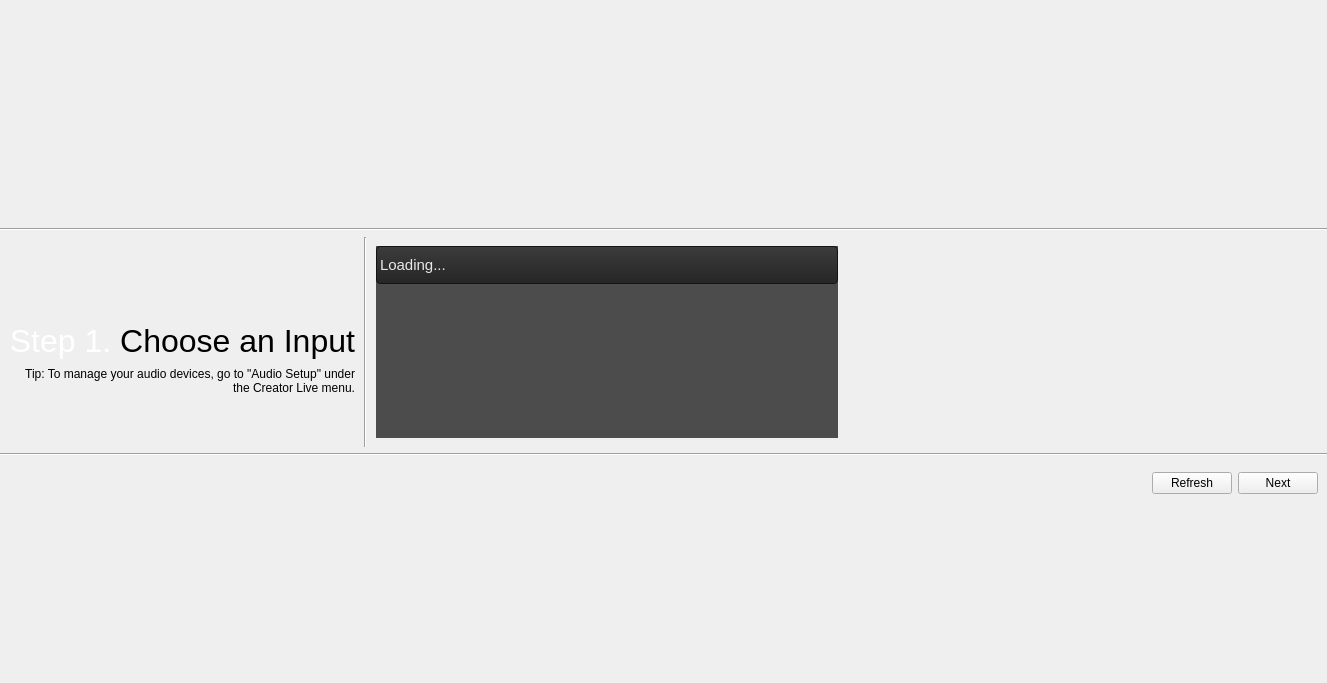
This is liblivewidgets/newinput.ui in jocelyn-stericker/creator-live as Qt 5 draws it before an edit. The edited form follows.
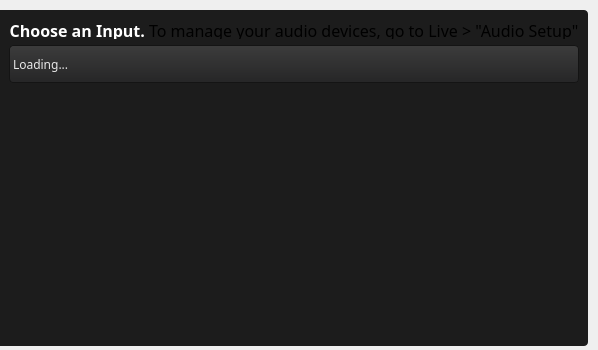
This is the edited form.

The edit to the form file:
```diff
--- a/liblivewidgets/newinput.ui
+++ b/liblivewidgets/newinput.ui
@@ -6,14 +6,20 @@
    <rect>
     <x>0</x>
     <y>0</y>
-    <width>1327</width>
-    <height>683</height>
+    <width>598</width>
+    <height>350</height>
    </rect>
   </property>
   <property name="minimumSize">
    <size>
     <width>0</width>
-    <height>300</height>
+    <height>350</height>
+   </size>
+  </property>
+  <property name="maximumSize">
+   <size>
+    <width>16777215</width>
+    <height>350</height>
    </size>
   </property>
   <property name="windowTitle">
@@ -28,155 +34,453 @@
   <property name="frameShadow">
    <enum>QFrame::Plain</enum>
   </property>
-  <layout class="QGridLayout" name="gridLayout">
+  <layout class="QVBoxLayout" name="verticalLayout_2">
+   <property name="spacing">
+    <number>0</number>
+   </property>
    <property name="leftMargin">
     <number>0</number>
    </property>
+   <property name="topMargin">
+    <number>10</number>
+   </property>
    <property name="rightMargin">
-    <number>0</number>
+    <number>10</number>
    </property>
-   <property name="horizontalSpacing">
-    <number>0</number>
+   <property name="bottomMargin">
+    <number>4</number>
    </property>
-   <item row="6" column="0" colspan="6">
-    <widget class="Line" name="line">
-     <property name="orientation">
-      <enum>Qt::Horizontal</enum>
+   <item>
+    <widget class="QFrame" name="frame">
+     <property name="styleSheet">
+      <string notr="true">* {
+    background: #4d4c4d;
+    font-family: handelgotdlig;
+    font-weight: 200;
+}
+
+
+
+ QComboBox {
+     border: 1px solid #141414;
+     border-radius: 4px;
+     padding: 1px 18px 1px 3px;
+     min-width: 6em;
+     color: #e8e8e8;
+ }
+
+ QComboBox:editable {
+    background: #5b5a5b
+ }
+
+ QComboBox:!editable, QComboBox::drop-down:editable {
+      background: qlineargradient(x1: 0, y1: 0, x2: 0, y2: 1,
+      stop: 0 #3c3c3c, stop: 1 #262627);
+ }
+
+ /* QComboBox gets the &quot;on&quot; state when the popup is open */
+ QComboBox:!editable:on, QComboBox::drop-down:editable:on {
+     background: #5b5a5b
+ }
+
+ QComboBox:on { /* shift the text when the popup opens */
+     padding-top: 3px;
+     padding-left: 4px;
+ }
+
+ QComboBox::drop-down {
+     subcontrol-origin: padding;
+     subcontrol-position: top right;
+     width: 15px;
+
+     border-left-width: 1px;
+     border-left-color: darkgray;
+     border-left-style: solid; /* just a single line */
+     border-top-right-radius: 3px; /* same radius as the QComboBox */
+     border-bottom-right-radius: 3px;
+ }
+
+QComboBox QAbstractItemView {
+    border: 1px solid #141414;
+    selection-background-color: #5b5a5b;
+}
+
+ QSpinBox {
+     /*padding-right: 15px; make room for the arrows */
+     background-color: qlineargradient(x1: 0, y1: 0, x2: 0, y2: 1,
+                                      stop: 0 #3c3c3c, stop: 1 #262627);
+    color: #e8e8e8;
+     border: none;
+     border-radius: 4px;
+     /*border-width: 3;*/
+}
+
+QSpinBox::up-button {
+    border: none;
+}
+
+QSpinBox::down-button {
+    border: none;
+}
+
+QLineEdit {
+    border: 1px solid #141414;
+    border-radius: 4px;
+    color: #e8e8e8;
+    background-color: qlineargradient(x1: 0, y1: 0, x2: 0, y2: 1,
+                                     stop: 0 #3c3c3c, stop: 1 #262627);
+    selection-background-color: #e8e8e8;
+    selection-color: #262627
+}
+
+QProgressBar {
+    border: 1px solid #141414;
+    border-radius: 4px;
+    text-align: center;
+ }
+
+
+ QProgressBar::chunk {
+    background-color: qlineargradient(x1: 0, y1: 0, x2: 0, y2: 1,
+                                      stop: 0 #3c3c3c, stop: 1 #262627);
+    width: 20px;
+ }
+
+QFrame, QLabel, QToolTip {
+   color: #e5e5e5;
+   /*border: 1px solid #141414;*/
+}
+
+QFrame[style=&quot;plain&quot;] {
+    border: 100px solid pink;
+}
+
+QAbstractButton {
+   padding: 3px;
+   border: 1px solid #141414;
+   border-radius: 4px;
+   background-color: qlineargradient(x1: 0, y1: 0, x2: 0, y2: 1,
+                                     stop: 0 #3c3c3c, stop: 1 #262627);
+    color: #e8e8e8;
+}
+QAbstractButton::hover {
+   background-color: #5b5a5b;
+}
+
+QAbstractButton::disabled {
+    color: #262627;
+}
+
+QAbstractButton::checked {
+    background-color: #1c1c1c;
+}
+
+ QTabWidget::pane { /* The tab widget frame */
+     border-top: 1px solid #141414;
+     position: absolute;
+     top: -0.5em;
+ }
+
+ QTabWidget::tab-bar {
+     alignment: center;
+ }
+
+ /* Style the tab using the tab sub-control. Note that
+     it reads QTabBar _not_ QTabWidget */
+ QTabBar::tab {
+ background-color: qlineargradient(x1: 0, y1: 0, x2: 0, y2: 1,
+                                   stop: 0 #3c3c3c, stop: 1 #262627);
+
+    border: 1px solid #141414;
+
+     /*border: 2px solid #C4C4C3;
+     border-bottom-color: #C2C7CB; same as the pane color */
+     border-top-left-radius: 4px;
+     border-top-right-radius: 4px;
+     min-width: 8ex;
+     padding: 2px;
+     color: #e8e8e8;
+ }
+
+ QTabBar::tab:selected, QTabBar::tab:hover {
+     background: #5b5a5b;
+ }
+
+ QTabBar::tab:selected {
+     border-color: #5b5a5b;
+     color: #141414;
+     /*border-bottom-color: #C2C7CB; same as pane color */
+ }
+
+ QSlider::groove:horizontal {
+ border: 1px solid #141414;
+     height: 8px; /* the groove expands to the size of the slider by default. by giving it a height, it has a fixed size */
+     background-color: qlineargradient(x1: 0, y1: 0, x2: 0, y2: 1,
+                                       stop: 0 #3c3c3c, stop: 1 #262627);
+     margin: 2px 0;
+ }
+
+ QSlider::handle:horizontal {
+ background-color: qlineargradient(x1: 0, y1: 0, x2: 0, y2: 1,
+                                   stop: 0 #3c3c3c, stop: 1 #262627);     border: 1px solid #5c5c5c;
+     width: 18px;
+     /*margin: -2px 0;  handle is placed by default on the contents rect of the groove. Expand outside the groove */
+     border-radius: 3px;
+ }
+
+  QScrollBar:vertical {
+      border: 0px solid transparent;
+      background: transparent;
+      width: 4px;
+      margin: 0px 0 0px 0;
+  }
+  QScrollBar::handle:vertical {
+      background: #e8e8e8;
+      min-width: 20px;
+      border: 2px solid #e8e8e8;
+      border-radius: 2px;
+  }
+  QScrollBar::add-line:vertical {
+      border: 0px solid transparent;
+      background: transparent;
+      height: 0px;
+      subcontrol-position: bottom;
+      subcontrol-origin: margin;
+  }
+
+  QScrollBar::sub-line:vertical {
+      border: 0px solid transparent;
+      background: transparent;
+      height: 0px;
+      subcontrol-position: top;
+      subcontrol-origin: margin;
+  }
+  QScrollBar::up-arrow:vertical, QScrollBar::down-arrow:vertical {
+      border: 0px solid grey;
+      width: 0px;
+      height: 0px;
+      background: white;
+  }
+
+  QScrollBar::add-page:vertical, QScrollBar::sub-page:vertical {
+      background: none;
+  }
+
+
+
+  QScrollBar:horizontal {
+      border: 0px solid transparent;
+      background: transparent;
+      height: 4px;
+      margin: 0px 0 0px 0;
+  }
+  QScrollBar::handle:horizontal{
+      background: #e8e8e8;
+      min-height: 20px;
+      border: 2px solid #e8e8e8;
+      border-radius: 2px;
+  }
+  QScrollBar::add-line:horizontal {
+      border: 0px solid transparent;
+      background: transparent;
+      height: 0px;
+      subcontrol-position: bottom;
+      subcontrol-origin: margin;
+  }
+
+  QScrollBar::sub-line:horizontal {
+      border: 0px solid transparent;
+      background: transparent;
+      height: 0px;
+      subcontrol-position: top;
+      subcontrol-origin: margin;
+  }
+  QScrollBar::up-arrow:horizontal, QScrollBar::down-arrow:horizontal {
+      border: 0px solid grey;
+      width: 0px;
+      height: 0px;
+      background: white;
+  }
+
+  QScrollBar::add-page:vertical, QScrollBar::sub-page:vertical {
+      background: none;
+  }
+
+
+
+
+
+QSlider::groove:horizontal {
+border: 1px solid #bbb;
+background: white;
+height: 20px;
+border-radius: 4px;
+}
+
+QSlider::groove:vertical {
+border: 1px solid #bbb;
+background: white;
+width: 50px;
+border-radius: 4px;
+}
+
+QSlider::sub-page:horizontal {
+background: qlineargradient(x1: 0, y1: 0,    x2: 0, y2: 1,
+    stop: 0 #444, stop: 1 #bbb);
+background: qlineargradient(x1: 0, y1: 0.2, x2: 1, y2: 1,
+    stop: 0 #bbb, stop: 1 #555);
+border: 0px solid #777;
+height: 40px;
+border-radius: 4px;
+border-top-left-radius: 4px;
+border-top-right-radius: 0px;
+border-bottom-left-radius: 4px;
+border-bottom-right-radius: 0px;
+}
+
+QSlider::sub-page:vertical {
+background: qlineargradient(x1: 0, y1: 1,    x2: 0, y2: 0,
+    stop: 0 #bbb, stop: 1 #444);
+background: qlineargradient(x1: 0, y1: 1, x2: 1, y2: 0.2,
+    stop: 0 #555, stop: 1 #bbb);
+border: 0px solid #777;
+width: 53px;
+border-top-left-radius: 4px;
+border-top-right-radius: 4px;
+border-bottom-left-radius: 0px;
+border-bottom-right-radius: 0px;
+}
+
+QSlider::add-page:horizontal {
+background: qlineargradient(x1: 0, y1: 1,    x2: 0, y2: 0,
+    stop: 0 #bbb, stop: 1 #444);
+background: qlineargradient(x1: 0, y1: 1, x2: 1, y2: 0.2,
+    stop: 0 #555, stop: 1 #bbb);
+border: 0px solid #777;
+height: 40px;
+border-top-left-radius: 0px;
+border-top-right-radius: 4px;
+border-bottom-left-radius: 0px;
+border-bottom-right-radius: 4px;
+}
+
+QSlider::add-page:vertical {
+background: qlineargradient(x1: 0, y1: 1,    x2: 0, y2: 0,
+    stop: 0 #444, stop: 1 #bbb);
+background: qlineargradient(x1: 1, y1: 1, x2: 0, y2: 0.2,
+    stop: 0 #bbb, stop: 1 #555);
+border: 0px solid #777;
+width: 53px;
+border-top-left-radius: 0px;
+border-top-right-radius: 0px;
+border-bottom-left-radius: 4px;
+border-bottom-right-radius: 4px;
+}
+
+QSlider::handle:horizontal {
+     background-color: qlineargradient(x1: 0, y1: 0, x2: 0, y2: 1,
+                                      stop: 0 #3c3c3c, stop: 1 #262627);
+border: 1px solid #777;
+width: 53px;
+margin-top: -2px;
+margin-bottom: -2px;
+border-radius: 10px;
+margin: 2px;
+}
+
+QSlider::handle:vertical {
+     background-color: qlineargradient(x1: 0, y1: 0, x2: 0, y2: 1,
+                                      stop: 0 #3c3c3c, stop: 1 #262627);
+border: 1px solid #777;
+height: 33px;
+margin-top: -2px;
+margin-bottom: -2px;
+border-radius: 10px;
+margin: 2px;
+}
+
+QSlider::sub-page:horizontal:disabled {
+background: #bbb;
+border-color: #999;
+}
+
+QSlider::sub-page:vertical:disabled {
+background: #bbb;
+border-color: #999;
+}
+
+QSlider::add-page:horizontal:disabled {
+background: #eee;
+border-color: #999;
+}
+
+QSlider::add-page:vertical:disabled {
+background: #eee;
+border-color: #999;
+}
+
+QSlider::handle:horizontal:disabled {
+background: #eee;
+border: 1px solid #aaa;
+border-radius: 4px;
+}
+
+QSlider::handle:vertical:disabled {
+background: #eee;
+border: 1px solid #aaa;
+border-radius: 4px;
+}
+
+QFrame {
+background: #1c1c1c;
+border-top-left-radius: 0px;
+border-bottom-left-radius: 0px;
+border-top-right-radius: 4px;
+border-bottom-right-radius: 4px;
+}
+
+QListWidget {
+background: #1c1c1c;
+}</string>
      </property>
-    </widget>
-   </item>
-   <item row="5" column="0">
-    <widget class="QWidget" name="Awidget" native="true">
-     <layout class="QGridLayout" name="gridLayout_2">
-      <item row="2" column="0">
-       <widget class="QLabel" name="label_4">
-        <property name="minimumSize">
-         <size>
-          <width>0</width>
-          <height>38</height>
-         </size>
-        </property>
-        <property name="maximumSize">
-         <size>
-          <width>16777215</width>
-          <height>38</height>
-         </size>
-        </property>
-        <property name="text">
-         <string>&lt;html&gt;&lt;head/&gt;&lt;body&gt;&lt;p&gt;&lt;span style=&quot; font-size:24pt; color:#ffffff;&quot;&gt;Step 1. &lt;/span&gt;&lt;span style=&quot; font-size:24pt; color:#000000;&quot;&gt;Choose an Input&lt;/span&gt;&lt;/p&gt;&lt;/body&gt;&lt;/html&gt;</string>
-        </property>
-        <property name="alignment">
-         <set>Qt::AlignRight|Qt::AlignTrailing|Qt::AlignVCenter</set>
-        </property>
-       </widget>
-      </item>
-      <item row="3" column="0">
+     <property name="frameShape">
+      <enum>QFrame::NoFrame</enum>
+     </property>
+     <property name="frameShadow">
+      <enum>QFrame::Plain</enum>
+     </property>
+     <layout class="QVBoxLayout" name="verticalLayout">
+      <item>
        <widget class="QLabel" name="label_5">
+        <property name="sizePolicy">
+         <sizepolicy hsizetype="Preferred" vsizetype="Fixed">
+          <horstretch>0</horstretch>
+          <verstretch>0</verstretch>
+         </sizepolicy>
+        </property>
         <property name="minimumSize">
          <size>
           <width>0</width>
-          <height>64</height>
+          <height>20</height>
          </size>
         </property>
         <property name="maximumSize">
          <size>
           <width>16777215</width>
-          <height>64</height>
+          <height>20</height>
          </size>
         </property>
         <property name="text">
-         <string>Tip: To manage your audio devices, go to &quot;Audio Setup&quot; under the Creator Live menu.</string>
+         <string>&lt;html&gt;&lt;head/&gt;&lt;body&gt;&lt;p&gt;&lt;span style=&quot; font-size:12pt; font-weight:600; color:#ffffff;&quot;&gt;Choose an Input. &lt;/span&gt;&lt;span style=&quot; font-size:12pt; color:#000000;&quot;&gt;To manage your audio devices, go to Live &amp;gt; &amp;quot;Audio Setup&amp;quot;&lt;/span&gt;&lt;/p&gt;&lt;/body&gt;&lt;/html&gt;</string>
         </property>
         <property name="alignment">
-         <set>Qt::AlignRight|Qt::AlignTop|Qt::AlignTrailing</set>
+         <set>Qt::AlignHCenter|Qt::AlignTop</set>
         </property>
         <property name="wordWrap">
          <bool>true</bool>
         </property>
        </widget>
       </item>
-      <item row="1" column="0">
-       <widget class="QLabel" name="label_2">
-        <property name="minimumSize">
-         <size>
-          <width>0</width>
-          <height>64</height>
-         </size>
-        </property>
-        <property name="maximumSize">
-         <size>
-          <width>16777215</width>
-          <height>64</height>
-         </size>
-        </property>
-        <property name="text">
-         <string/>
-        </property>
-       </widget>
-      </item>
-      <item row="0" column="0">
-       <spacer name="verticalSpacer_3">
-        <property name="orientation">
-         <enum>Qt::Vertical</enum>
-        </property>
-        <property name="sizeHint" stdset="0">
-         <size>
-          <width>20</width>
-          <height>0</height>
-         </size>
-        </property>
-       </spacer>
-      </item>
-      <item row="4" column="0">
-       <spacer name="verticalSpacer_4">
-        <property name="orientation">
-         <enum>Qt::Vertical</enum>
-        </property>
-        <property name="sizeHint" stdset="0">
-         <size>
-          <width>20</width>
-          <height>0</height>
-         </size>
-        </property>
-       </spacer>
-      </item>
-     </layout>
-    </widget>
-   </item>
-   <item row="5" column="3">
-    <widget class="QWidget" name="Bwidget" native="true">
-     <property name="sizePolicy">
-      <sizepolicy hsizetype="Expanding" vsizetype="Preferred">
-       <horstretch>0</horstretch>
-       <verstretch>0</verstretch>
-      </sizepolicy>
-     </property>
-     <property name="minimumSize">
-      <size>
-       <width>0</width>
-       <height>200</height>
-      </size>
-     </property>
-     <property name="maximumSize">
-      <size>
-       <width>16777215</width>
-       <height>500</height>
-      </size>
-     </property>
-     <layout class="QVBoxLayout" name="verticalLayout">
-      <item>
-       <spacer name="verticalSpacer_5">
-        <property name="orientation">
-         <enum>Qt::Vertical</enum>
-        </property>
-        <property name="sizeHint" stdset="0">
-         <size>
-          <width>20</width>
-          <height>0</height>
-         </size>
-        </property>
-       </spacer>
-      </item>
       <item>
        <widget class="QListWidget" name="input_combo">
         <property name="sizePolicy">
@@ -185,14 +489,21 @@
           <verstretch>0</verstretch>
          </sizepolicy>
         </property>
+        <property name="maximumSize">
+         <size>
+          <width>16777215</width>
+          <height>350</height>
+         </size>
+        </property>
         <property name="font">
          <font>
-          <pointsize>11</pointsize>
+          <family>handelgotdlig</family>
+          <weight>25</weight>
+          <bold>false</bold>
          </font>
         </property>
         <property name="styleSheet">
          <string notr="true">* {
-background-color: #4d4c4d;
 spacing: 0px;
 font-color: black;
 }
@@ -241,136 +552,9 @@
         </item>
        </widget>
       </item>
-      <item>
-       <spacer name="verticalSpacer_6">
-        <property name="orientation">
-         <enum>Qt::Vertical</enum>
-        </property>
-        <property name="sizeHint" stdset="0">
-         <size>
-          <width>20</width>
-          <height>0</height>
-         </size>
-        </property>
-       </spacer>
-      </item>
      </layout>
     </widget>
    </item>
-   <item row="2" column="0" colspan="2">
-    <spacer name="verticalSpacer_2">
-     <property name="orientation">
-      <enum>Qt::Vertical</enum>
-     </property>
-     <property name="sizeHint" stdset="0">
-      <size>
-       <width>20</width>
-       <height>40</height>
-      </size>
-     </property>
-    </spacer>
-   </item>
-   <item row="8" column="0" colspan="2">
-    <spacer name="verticalSpacer">
-     <property name="orientation">
-      <enum>Qt::Vertical</enum>
-     </property>
-     <property name="sizeHint" stdset="0">
-      <size>
-       <width>20</width>
-       <height>40</height>
-      </size>
-     </property>
-    </spacer>
-   </item>
-   <item row="3" column="0" colspan="2">
-    <widget class="QWidget" name="widget" native="true">
-     <property name="minimumSize">
-      <size>
-       <width>0</width>
-       <height>42</height>
-      </size>
-     </property>
-     <property name="maximumSize">
-      <size>
-       <width>16777215</width>
-       <height>42</height>
-      </size>
-     </property>
-    </widget>
-   </item>
-   <item row="7" column="0" colspan="6">
-    <widget class="QWidget" name="widget1" native="true">
-     <property name="minimumSize">
-      <size>
-       <width>0</width>
-       <height>42</height>
-      </size>
-     </property>
-     <property name="maximumSize">
-      <size>
-       <width>16777215</width>
-       <height>42</height>
-      </size>
-     </property>
-     <layout class="QHBoxLayout" name="horizontalLayout_2">
-      <property name="leftMargin">
-       <number>3</number>
-      </property>
-      <item>
-       <spacer name="horizontalSpacer_4">
-        <property name="orientation">
-         <enum>Qt::Horizontal</enum>
-        </property>
-        <property name="sizeHint" stdset="0">
-         <size>
-          <width>0</width>
-          <height>20</height>
-         </size>
-        </property>
-       </spacer>
-      </item>
-      <item>
-       <widget class="QPushButton" name="pushButton_refresh">
-        <property name="text">
-         <string>Refresh</string>
-        </property>
-       </widget>
-      </item>
-      <item>
-       <widget class="QPushButton" name="pushButton_create">
-        <property name="text">
-         <string>Next</string>
-        </property>
-       </widget>
-      </item>
-     </layout>
-    </widget>
-   </item>
-   <item row="4" column="0" colspan="6">
-    <widget class="Line" name="line_5">
-     <property name="orientation">
-      <enum>Qt::Horizontal</enum>
-     </property>
-    </widget>
-   </item>
-   <item row="5" column="4">
-    <widget class="QWidget" name="Cwidget" native="true">
-     <property name="sizePolicy">
-      <sizepolicy hsizetype="Expanding" vsizetype="Preferred">
-       <horstretch>0</horstretch>
-       <verstretch>0</verstretch>
-      </sizepolicy>
-     </property>
-    </widget>
-   </item>
-   <item row="5" column="2">
-    <widget class="Line" name="line_4">
-     <property name="orientation">
-      <enum>Qt::Vertical</enum>
-     </property>
-    </widget>
-   </item>
   </layout>
  </widget>
  <resources/>
```
